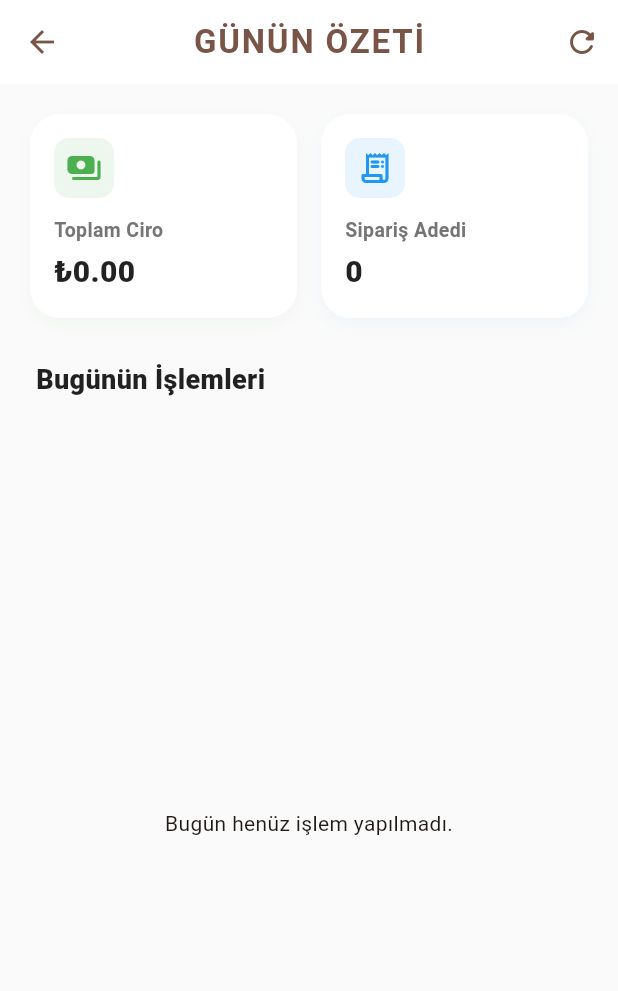
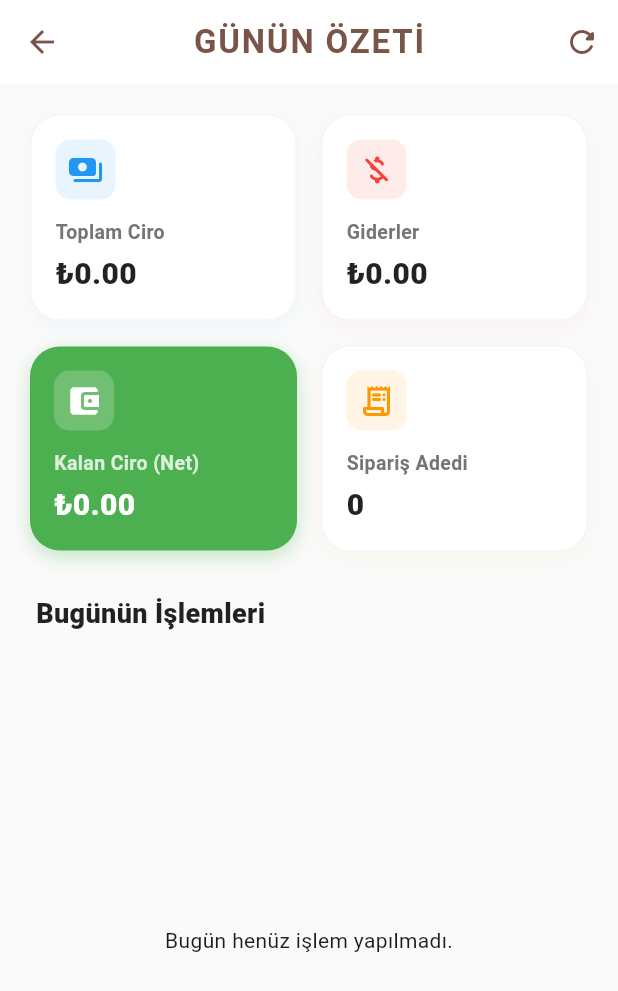
Before and after one commit to ardaaskinn01/cadde-kafe, a Flutter app: the TodaysStatusView screen opened directly, after a tap on the "refresh" icon, on a phone screen of 412 x 824 dp. Shown: the top 991 px of the screen. Run offline on Flutter 3.47's test engine with Material 3 defaults, Android fonts, the phone set to English and light mode, and no system bars; our stand-ins replace flutter_dotenv, supabase_flutter; accounts and stored records are empty.

Commit message:
Build Updates

```diff
--- a/lib/views/manager/todays_status_view.dart
+++ b/lib/views/manager/todays_status_view.dart
@@ -12,7 +12,9 @@ class TodaysStatusView extends StatefulWidget {
 class _TodaysStatusViewState extends State<TodaysStatusView> {
   final _supabase = SupabaseService.instance.client;
   bool _isLoading = true;
-  double _totalRevenue = 0.0;
+  double _grossRevenue = 0.0;
+  double _totalExpenses = 0.0;
+  double _netRevenue = 0.0;
   int _totalOrders = 0;
   List<Map<String, dynamic>> _todayTransactions = [];
 
@@ -75,8 +77,10 @@ class _TodaysStatusViewState extends State<TodaysStatusView> {
 
       setState(() {
         _todayTransactions = transactions;
-        _totalRevenue = revenue - totalExpense;
-        _totalOrders = orders.length; // Toplam işlem sayısı yerine sipariş adedi kalabilir
+        _grossRevenue = revenue;
+        _totalExpenses = totalExpense;
+        _netRevenue = revenue - totalExpense;
+        _totalOrders = orders.length;
       });
     } catch (e) {
       debugPrint('Error fetching todays data: $e');
@@ -113,14 +117,39 @@ class _TodaysStatusViewState extends State<TodaysStatusView> {
                 SliverToBoxAdapter(
                   child: Container(
                     padding: const EdgeInsets.all(20),
-                    child: Row(
+                    child: Column(
+                      children: [
+                        Row(
                           children: [
                             Expanded(
                               child: _buildStatCard(
                                 'Toplam Ciro',
-                            '₺${_totalRevenue.toStringAsFixed(2)}',
+                                '₺${_grossRevenue.toStringAsFixed(2)}',
                                 Icons.payments_rounded,
+                                Colors.blue,
+                              ),
+                            ),
+                            const SizedBox(width: 16),
+                            Expanded(
+                              child: _buildStatCard(
+                                'Giderler',
+                                '₺${_totalExpenses.toStringAsFixed(2)}',
+                                Icons.money_off_rounded,
+                                Colors.red,
+                              ),
+                            ),
+                          ],
+                        ),
+                        const SizedBox(height: 16),
+                        Row(
+                          children: [
+                            Expanded(
+                              child: _buildStatCard(
+                                'Kalan Ciro (Net)',
+                                '₺${_netRevenue.toStringAsFixed(2)}',
+                                Icons.account_balance_wallet_rounded,
                                 Colors.green,
+                                isPrimary: true,
                               ),
                             ),
                             const SizedBox(width: 16),
@@ -129,8 +158,10 @@ class _TodaysStatusViewState extends State<TodaysStatusView> {
                                 'Sipariş Adedi',
                                 _totalOrders.toString(),
                                 Icons.receipt_long_rounded,
-                            Colors.blue,
+                                Colors.orange,
                               ),
+                            ),
+                          ],
                         ),
                       ],
                     ),
@@ -422,19 +453,20 @@ class _TodaysStatusViewState extends State<TodaysStatusView> {
     );
   }
 
-  Widget _buildStatCard(String title, String value, IconData icon, Color color) {
+  Widget _buildStatCard(String title, String value, IconData icon, Color color, {bool isPrimary = false}) {
     return Container(
       padding: const EdgeInsets.all(16),
       decoration: BoxDecoration(
-        color: Colors.white,
+        color: isPrimary ? color : Colors.white,
         borderRadius: BorderRadius.circular(20),
         boxShadow: [
           BoxShadow(
-            color: color.withOpacity(0.05),
+            color: color.withOpacity(isPrimary ? 0.3 : 0.05),
             blurRadius: 10,
             offset: const Offset(0, 4),
           ),
         ],
+        border: isPrimary ? null : Border.all(color: Colors.grey.shade100),
       ),
       child: Column(
         crossAxisAlignment: CrossAxisAlignment.start,
@@ -442,20 +474,28 @@ class _TodaysStatusViewState extends State<TodaysStatusView> {
           Container(
             padding: const EdgeInsets.all(8),
             decoration: BoxDecoration(
-              color: color.withOpacity(0.1),
+              color: isPrimary ? Colors.white.withOpacity(0.2) : color.withOpacity(0.1),
               borderRadius: BorderRadius.circular(10),
             ),
-            child: Icon(icon, color: color, size: 24),
+            child: Icon(icon, color: isPrimary ? Colors.white : color, size: 24),
           ),
           const SizedBox(height: 12),
           Text(
             title,
-            style: TextStyle(color: Colors.grey.shade600, fontSize: 13, fontWeight: FontWeight.bold),
+            style: TextStyle(
+              color: isPrimary ? Colors.white.withOpacity(0.8) : Colors.grey.shade600,
+              fontSize: 13,
+              fontWeight: FontWeight.bold,
+            ),
           ),
           const SizedBox(height: 4),
           Text(
             value,
-            style: const TextStyle(fontSize: 20, fontWeight: FontWeight.w900, color: Colors.black87),
+            style: TextStyle(
+              fontSize: 20,
+              fontWeight: FontWeight.w900,
+              color: isPrimary ? Colors.white : Colors.black87,
+            ),
           ),
         ],
       ),
```
Also changed, not shown: lib/views/cashier/cashier_home_view.dart (+30 -21 lines), lib/views/manager/history_view.dart (+22 -6 lines), firebase.json, 3 other files. Lines whose indentation alone changed are shown as unchanged.
